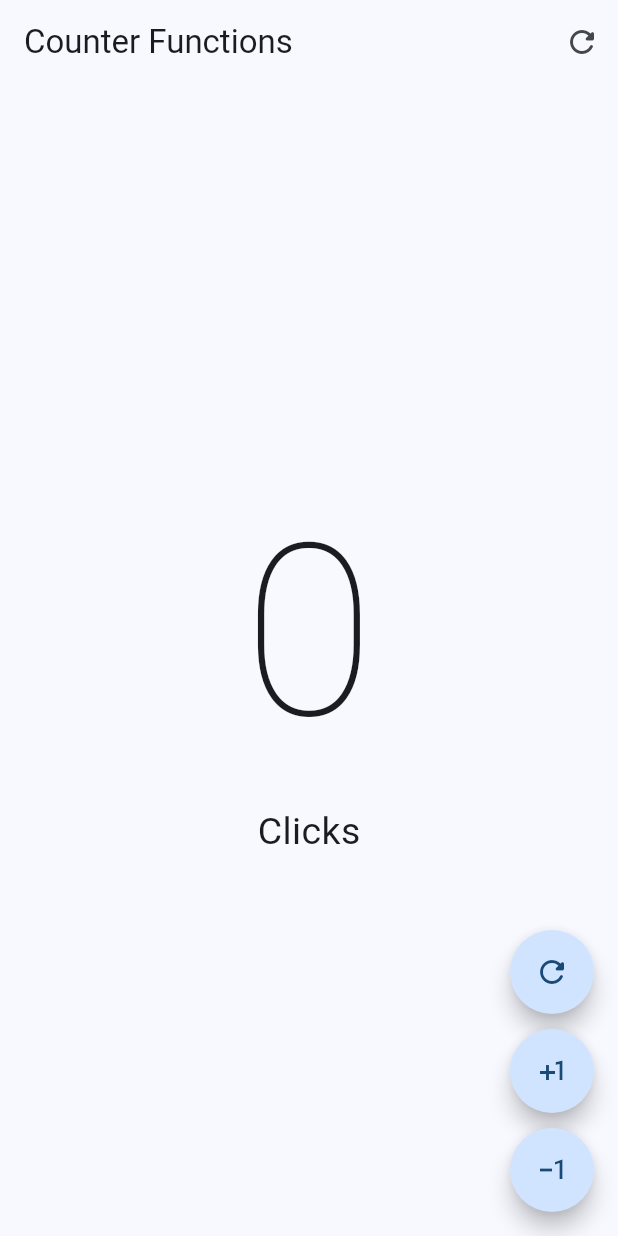
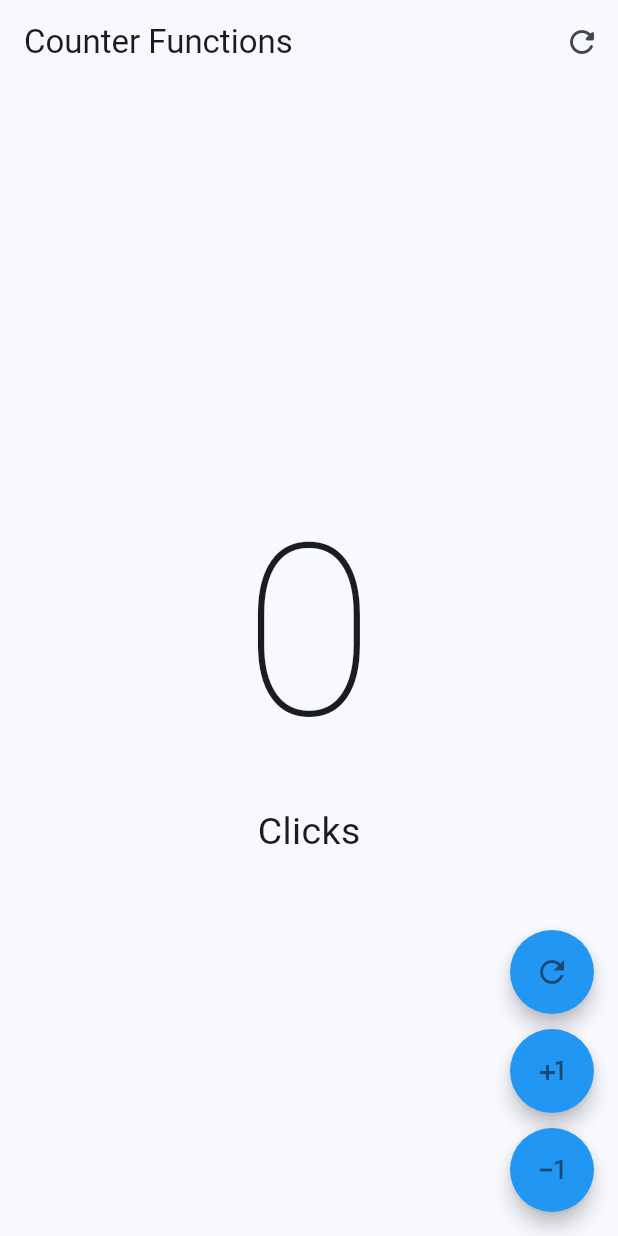
Before and after one commit to CosmicTiger/flutter-first-steps, a Flutter app: the screen it shows after launch, after a tap on the "refresh" icon, on a phone screen of 412 x 824 dp. Run offline on Flutter 3.47's test engine with Material 3 defaults, Android fonts, the phone set to English and light mode, and no system bars.

Commit message:
:sparkles: feat: add couple of rules

```diff
--- a/lib/presentation/screens/counter_function_screen.dart
+++ b/lib/presentation/screens/counter_function_screen.dart
@@ -34,12 +34,16 @@ class _CounterFunctionsScreenState extends State<CounterFunctionsScreen> {
   }
 
   void onPressedSubstractAction() {
+    if (clickCounter == 0) {
+      return;
+    }
+
     setState(() {
       clickCounter -= 1;
     });
   }
 
-  void onPressedIconButton() {
+  void onPressedResetAction() {
     setState(() {
       clickCounter = 0;
     });
@@ -62,7 +66,7 @@ class _CounterFunctionsScreenState extends State<CounterFunctionsScreen> {
           // Important for this property is that it should be a list of widgets
           actions: [
             IconButton(
-                onPressed: onPressedIconButton,
+                onPressed: onPressedResetAction,
                 icon: const Icon(Icons.refresh_rounded)),
             // IconButton(
             //     onPressed: onPressedIconButton,
@@ -89,32 +93,45 @@ class _CounterFunctionsScreenState extends State<CounterFunctionsScreen> {
         )),
         floatingActionButton:
             Column(mainAxisAlignment: MainAxisAlignment.end, children: [
-          FloatingActionButton(
-              shape: const StadiumBorder(),
-
-              /// during runtime due to the different breakpoints a device can have and have to adapt to
-              /// Scaffold widget changes, nonetheless, its children widgets can be constant
-              onPressed: onPressedAdditionAction,
-              child: const Icon(Icons.refresh_rounded)),
+          CustomButton(
+            icon: Icons.refresh_outlined,
+            onPressed: onPressedResetAction,
+          ),
           const SizedBox(height: 10),
-          // NOTE: FloatingActionButton is aligned by default at the top right corner of the Scaffold
-          FloatingActionButton(
-              shape: const StadiumBorder(),
-
-              /// during runtime due to the different breakpoints a device can have and have to adapt to
-              /// Scaffold widget changes, nonetheless, its children widgets can be constant
-              onPressed: onPressedAdditionAction,
-              child: const Icon(Icons.plus_one)),
-
+          CustomButton(
+            icon: Icons.plus_one,
+            onPressed: onPressedAdditionAction,
+          ),
           const SizedBox(height: 10),
-
-          FloatingActionButton(
-              shape: const StadiumBorder(),
-
-              /// during runtime due to the different breakpoints a device can have and have to adapt to
-              /// Scaffold widget changes, nonetheless, its children widgets can be constant
-              onPressed: onPressedSubstractAction,
-              child: const Icon(Icons.exposure_minus_1_outlined)),
+          CustomButton(
+            icon: Icons.exposure_minus_1_outlined,
+            onPressed: onPressedSubstractAction,
+          ),
         ]));
   }
 }
+
+class CustomButton extends StatelessWidget {
+  final IconData icon;
+  final VoidCallback? onPressed;
+
+  const CustomButton({
+    super.key,
+    required this.icon,
+    required this.onPressed,
+  });
+
+  @override
+  Widget build(BuildContext context) {
+    return FloatingActionButton(
+        shape: const StadiumBorder(),
+        enableFeedback: true,
+        elevation: 5,
+        backgroundColor: Colors.blue,
+
+        /// during runtime due to the different breakpoints a device can have and have to adapt to
+        /// Scaffold widget changes, nonetheless, its children widgets can be constant
+        onPressed: onPressed,
+        child: Icon(icon));
+  }
+}
```
